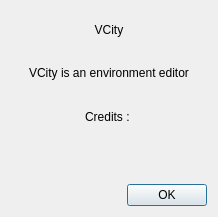
Before: the Qt Designer form ui/dialogAbout.ui in VCityTeam/3DUSE, drawn with Qt 5.
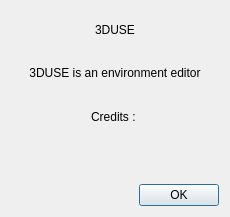
After: the same form once the commit is applied. Icons and pictures are not drawn.

```diff
--- a/ui/dialogAbout.ui
+++ b/ui/dialogAbout.ui
@@ -6,7 +6,7 @@
    <rect>
     <x>0</x>
     <y>0</y>
-    <width>218</width>
+    <width>230</width>
     <height>217</height>
    </rect>
   </property>
@@ -17,7 +17,7 @@
    <item>
     <widget class="QLabel" name="label_2">
      <property name="text">
-      <string>VCity</string>
+      <string>3DUSE</string>
      </property>
      <property name="alignment">
       <set>Qt::AlignCenter</set>
@@ -27,7 +27,7 @@
    <item>
     <widget class="QLabel" name="label_3">
      <property name="text">
-      <string>VCity is an environment editor</string>
+      <string>3DUSE is an environment editor</string>
      </property>
      <property name="alignment">
       <set>Qt::AlignCenter</set>
```
